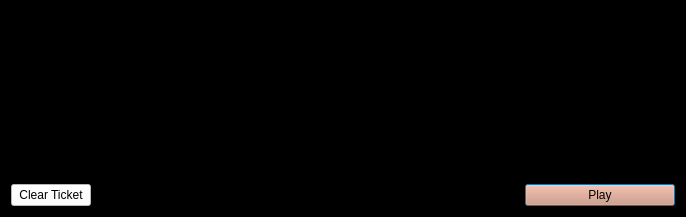
Before: the Qt Designer form src/qt/forms/votecoinsdialog.ui in NoirX/NoirShares-v2-old, drawn with Qt 5.
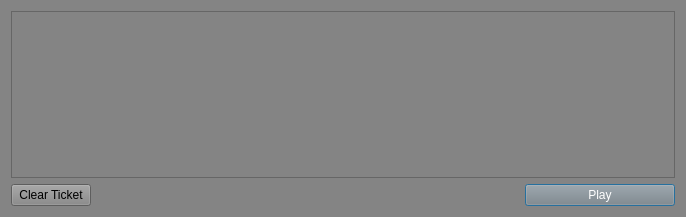
After: the same form once the commit is applied. Icons and pictures are not drawn.

What changed in the file:
```diff
--- a/src/qt/forms/votecoinsdialog.ui
+++ b/src/qt/forms/votecoinsdialog.ui
@@ -14,8 +14,8 @@
    <string>Send Coins</string>
   </property>
   <property name="styleSheet">
-   <string notr="true">color: rgb(255, 255, 255);
-background-color: rgb(0, 0, 0);</string>
+   <string notr="true">background-color: rgb(132, 132, 132);
+color: rgb(255, 255, 255);</string>
   </property>
   <layout class="QVBoxLayout" name="verticalLayout">
    <item>
@@ -83,8 +83,7 @@
         <string>Remove all transaction fields</string>
        </property>
        <property name="styleSheet">
-        <string notr="true">background-color: rgb(255, 255, 255);
-color: rgb(0, 0, 0);</string>
+        <string notr="true">color: rgb(0, 0, 0);</string>
        </property>
        <property name="text">
         <string>Clear Ticket</string>
@@ -132,10 +131,6 @@
        <property name="toolTip">
         <string>Confirm the send action</string>
        </property>
-       <property name="styleSheet">
-        <string notr="true">color: rgb(0, 0, 0);
-background-color: rgb(221, 145, 114);</string>
-       </property>
        <property name="text">
         <string>Play</string>
        </property>
```
